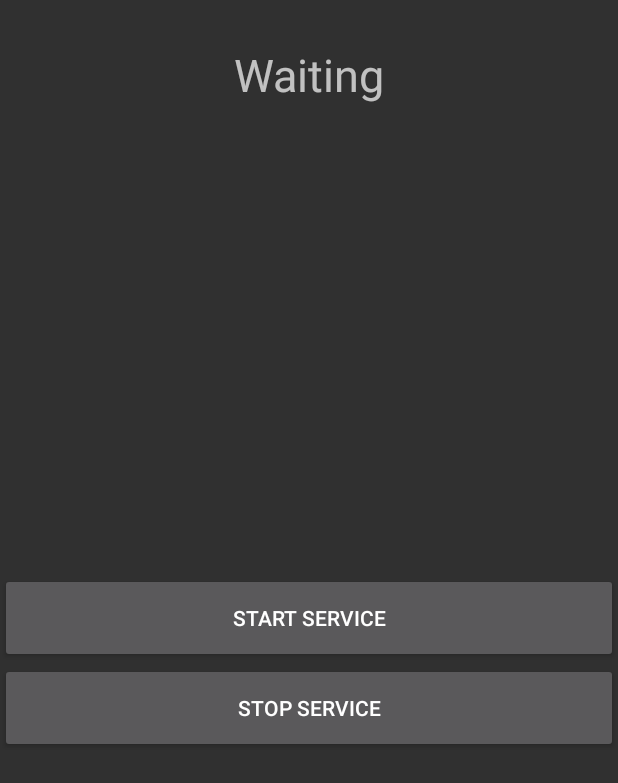
After one commit to nipunasenanayake/Nipuna2017Summer, an Android app: the ServiceActivity screen opened directly, with no data from a screen before it, on a phone screen of 412 x 824 dp. The commit adds this screen. Shown: the top 783 px of the screen. Run offline under Robolectric (Android 15) with nearby library versions, the phone set to English and light mode, and no system bars; our stand-ins replace ButterKnife.

Commit message:
Commit on 2nd July: Added Service and Broadcast

```diff
--- /dev/null
+++ b/app/src/main/java/edu/gsu/httpscs/nipuna2017summer/ServiceActivity.java
@@ -0,0 +1,66 @@
+package edu.gsu.httpscs.nipuna2017summer;
+
+import android.content.BroadcastReceiver;
+import android.content.Context;
+import android.content.Intent;
+import android.content.IntentFilter;
+import android.support.v7.app.AppCompatActivity;
+import android.os.Bundle;
+import android.view.View;
+import android.widget.TextView;
+
+import butterknife.BindView;
+import butterknife.ButterKnife;
+import butterknife.OnClick;
+
+public class ServiceActivity extends AppCompatActivity {
+
+    @BindView(R.id.activity_service_tv)
+    TextView tv;
+    private BroadcastReceiver testReceiver;
+
+    @OnClick(R.id.activity_service_start)
+    public void startService(View v){
+        Intent intent = new Intent (this,TestService.class);
+        intent.putExtra("Service","Start");
+        startService(intent);
+        registerBroadcast();
+    }
+
+    @OnClick(R.id.activity_service_stop)
+    public void stopService(View v){
+        Intent intent = new Intent (this,TestService.class);
+        intent.putExtra("Service","Stop");
+        startService(intent);
+        registerBroadcast();
+    }
+
+    private void registerBroadcast(){
+        testReceiver = new TestReceiver();
+        IntentFilter filter=new IntentFilter();
+        filter.addAction(TestService.ACTION);
+        registerReceiver(testReceiver,filter);
+
+
+    }
+
+    @Override
+    protected void onCreate(Bundle savedInstanceState) {
+        super.onCreate(savedInstanceState);
+        setContentView(R.layout.activity_service);
+        ButterKnife.bind(this);
+
+    }
+
+    public class TestReceiver extends BroadcastReceiver{
+
+        @Override
+        public void onReceive(Context context, Intent intent) {
+            String action = intent.getAction();
+            if (action.equals(TestService.ACTION)){
+                int update = intent.getIntExtra("update",0);
+                tv.setText(String.valueOf(update));
+            }
+        }
+    }
+}
--- a/app/src/main/java/edu/gsu/httpscs/nipuna2017summer/fragment/DemoFragment.java
+++ b/app/src/main/java/edu/gsu/httpscs/nipuna2017summer/fragment/DemoFragment.java
@@ -65,8 +65,7 @@ contentList = new ArrayList<String>();
         contentList.add("AnimatorActivity");
         contentList.add("Gesture");
         contentList.add("SharedPreferences");
-        contentList.add("Service");
-        contentList.add("Broadcast");
+        contentList.add("Service & Broadcast");
     }
 
 
--- /dev/null
+++ b/app/src/main/res/layout/activity_service.xml
@@ -0,0 +1,36 @@
+<?xml version="1.0" encoding="utf-8"?>
+<RelativeLayout xmlns:android="http://schemas.android.com/apk/res/android"
+    xmlns:app="http://schemas.android.com/apk/res-auto"
+    xmlns:tools="http://schemas.android.com/tools"
+    android:layout_width="match_parent"
+    android:layout_height="match_parent"
+    tools:context="edu.gsu.httpscs.nipuna2017summer.ServiceActivity">
+
+    <TextView
+        android:id="@+id/activity_service_tv"
+        android:layout_width="match_parent"
+        android:layout_height="100dp"
+        android:text="Waiting"
+        android:gravity="center"
+        android:layout_alignParentTop="true"
+        android:textSize="30sp"/>
+
+    <Button
+        android:id="@+id/activity_service_start"
+        android:layout_width="match_parent"
+        android:layout_height="60sp"
+        android:layout_centerInParent="true"
+        android:text="Start service"
+        />
+
+    <Button
+        android:id="@+id/activity_service_stop"
+        android:layout_below="@+id/activity_service_start"
+        android:layout_width="match_parent"
+        android:layout_height="60sp"
+        android:layout_centerInParent="true"
+        android:text="Stop service"
+        />
+
+
+</RelativeLayout>
```
Also changed, not shown: app/src/main/java/edu/gsu/httpscs/nipuna2017summer/TestService.java (added, +57 -0 lines), app/src/main/res/layout/dialog_custom_q3.xml (added, +74 -0 lines).
